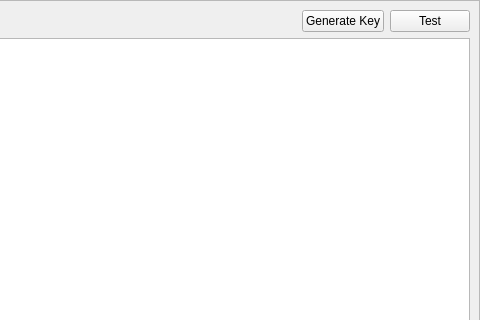
Old version of the form apps/TestForm/testform.ui in the repository assignonward/aosuite; both pictures show x 427 to 907 and y 0 to 320 of the 907 by 846 pixel window.
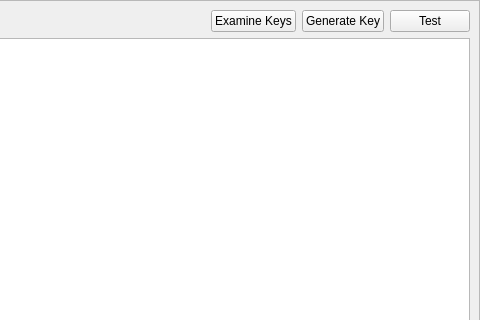
New version of the form.

```diff
--- a/apps/TestForm/testform.ui
+++ b/apps/TestForm/testform.ui
@@ -51,6 +51,13 @@
         </property>
        </spacer>
       </item>
+      <item>
+       <widget class="QPushButton" name="examineKeys">
+        <property name="text">
+         <string>Examine Keys</string>
+        </property>
+       </widget>
+      </item>
       <item>
        <widget class="QPushButton" name="generateKey">
         <property name="text">
```
